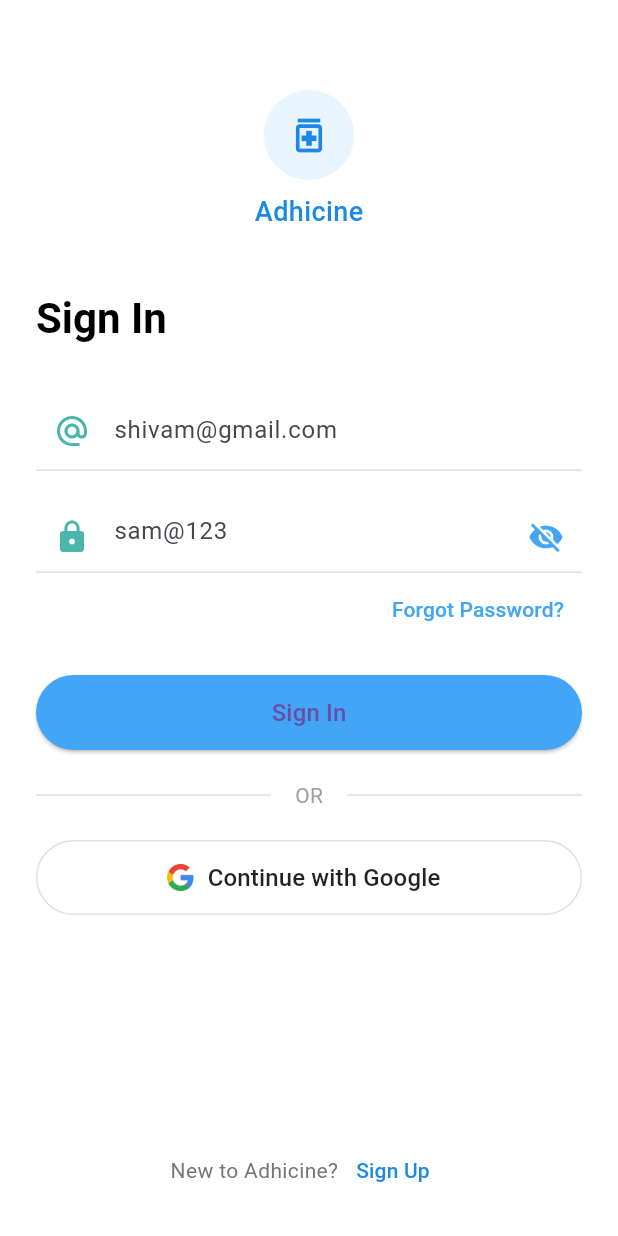
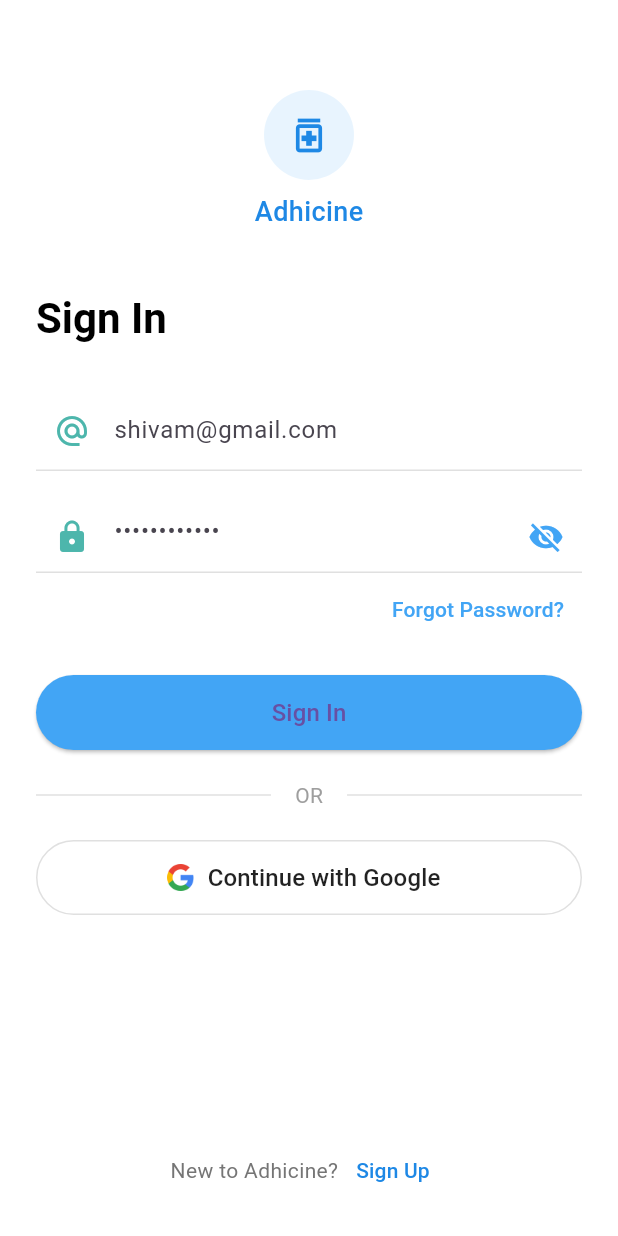
Before and after one commit to samjha1/medicine-reminder-app, a Flutter app: the screen it shows after launch, on a phone screen of 412 x 824 dp. Run offline on Flutter 3.47's test engine with Material 3 defaults, Android fonts, the phone set to English and light mode, and no system bars; Roboto replaces fonts that are missing (SF Pro Display).

Commit message:
Update login.dart

```diff
--- a/lib/presentation/screens/login.dart
+++ b/lib/presentation/screens/login.dart
@@ -158,7 +158,7 @@
                       });
                     },
                   ),
-                  hintText: 'sam@123',
+                  hintText: '••••••••••••',
                   errorText: _isPasswordError ? 'Password don\'t match' : null,
                   enabledBorder: UnderlineInputBorder(
                     borderSide: BorderSide(color: Colors.grey.shade300),
```
